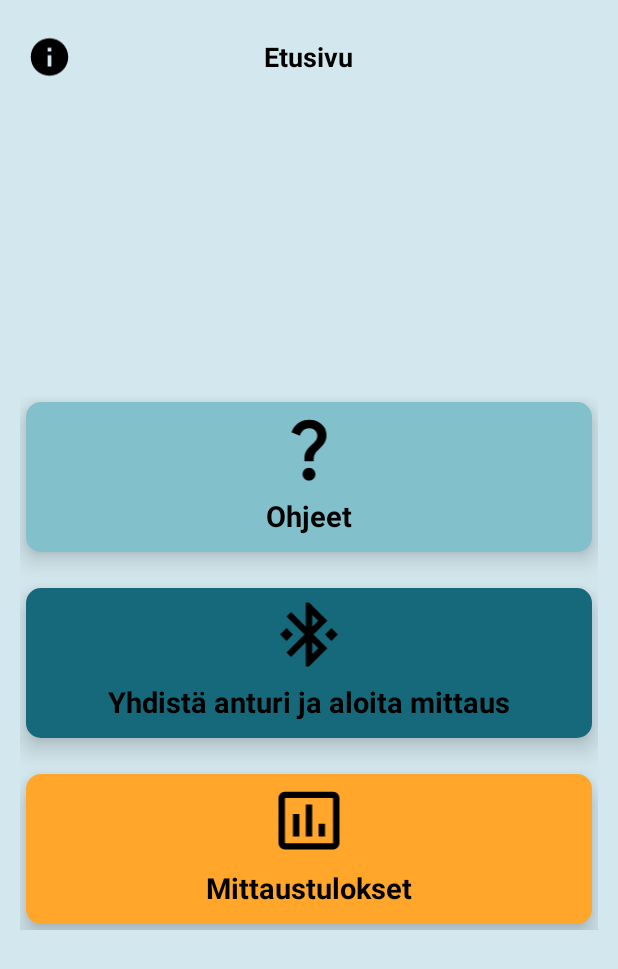
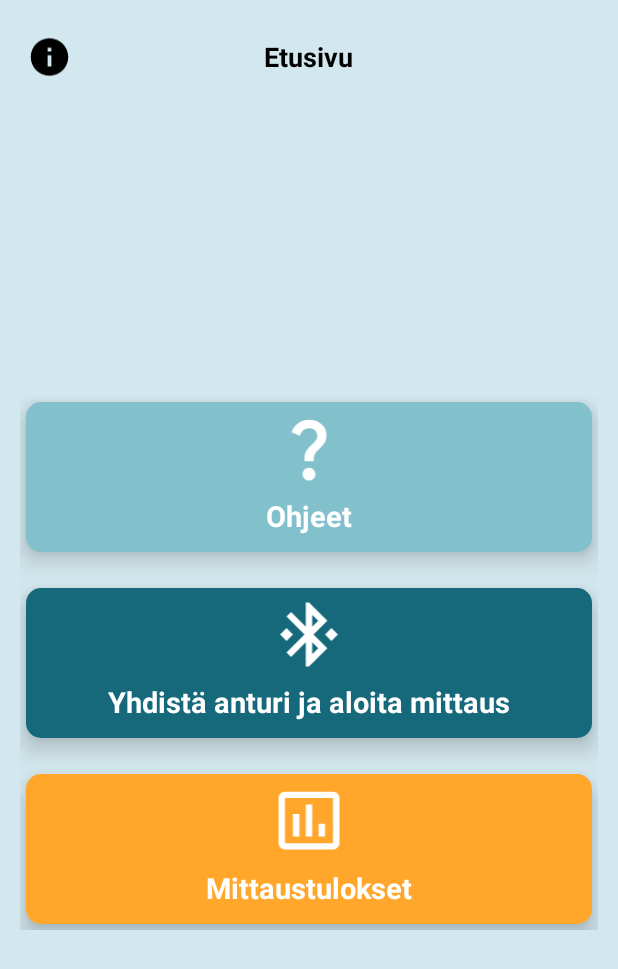
Before and after one commit to mikaelgus/scedited, an Android app: the screen it shows after launch (MainViewActivity), on a phone screen of 412 x 824 dp. Shown: the top 969 px of the screen. Run offline under Robolectric (Android 15) with nearby library versions, the phone set to English and light mode, and no system bars; our stand-ins replace ButterKnife, RxJava; libraries missing offline, so code that uses them is left out: com.movesense.mds, com.polidea.rxandroidble2; 4 statements that could not run were skipped.

Commit message:
MainView fix

```diff
--- a/src/main/res/drawable/baseline_bluetooth_connected_24.xml
+++ b/src/main/res/drawable/baseline_bluetooth_connected_24.xml
@@ -1,4 +1,4 @@
-<vector android:height="24dp" android:tint="#000000"
+<vector android:height="24dp" android:tint="#FFFFFF"
     android:viewportHeight="24" android:viewportWidth="24"
     android:width="24dp" xmlns:android="http://schemas.android.com/apk/res/android">
     <path android:fillColor="@android:color/white" android:pathData="M7,12l-2,-2 -2,2 2,2 2,-2zM17.71,7.71L12,2h-1v7.59L6.41,5 5,6.41 10.59,12 5,17.59 6.41,19 11,14.41L11,22h1l5.71,-5.71 -4.3,-4.29 4.3,-4.29zM13,5.83l1.88,1.88L13,9.59L13,5.83zM14.88,16.29L13,18.17v-3.76l1.88,1.88zM19,10l-2,2 2,2 2,-2 -2,-2z"/>
--- a/src/main/res/drawable/baseline_insert_chart_outlined_24.xml
+++ b/src/main/res/drawable/baseline_insert_chart_outlined_24.xml
@@ -1,4 +1,4 @@
-<vector android:height="24dp" android:tint="#000000"
+<vector android:height="24dp" android:tint="#FFFFFF"
     android:viewportHeight="24" android:viewportWidth="24"
     android:width="24dp" xmlns:android="http://schemas.android.com/apk/res/android">
     <path android:fillColor="@android:color/white" android:pathData="M9,17L7,17v-7h2v7zM13,17h-2L11,7h2v10zM17,17h-2v-4h2v4zM19.5,19.1h-15L4.5,5h15v14.1zM19.5,3h-15c-1.1,0 -2,0.9 -2,2v14c0,1.1 0.9,2 2,2h15c1.1,0 2,-0.9 2,-2L21.5,5c0,-1.1 -0.9,-2 -2,-2z"/>
--- a/src/main/res/drawable/baseline_question_mark_24.xml
+++ b/src/main/res/drawable/baseline_question_mark_24.xml
@@ -1,4 +1,4 @@
-<vector android:height="24dp" android:tint="#000000"
+<vector android:height="24dp" android:tint="#FFFFFF"
     android:viewportHeight="24" android:viewportWidth="24"
     android:width="24dp" xmlns:android="http://schemas.android.com/apk/res/android">
     <path android:fillColor="@android:color/white" android:pathData="M11.07,12.85c0.77,-1.39 2.25,-2.21 3.11,-3.44c0.91,-1.29 0.4,-3.7 -2.18,-3.7c-1.69,0 -2.52,1.28 -2.87,2.34L6.54,6.96C7.25,4.83 9.18,3 11.99,3c2.35,0 3.96,1.07 4.78,2.41c0.7,1.15 1.11,3.3 0.03,4.9c-1.2,1.77 -2.35,2.31 -2.97,3.45c-0.25,0.46 -0.35,0.76 -0.35,2.24h-2.89C10.58,15.22 10.46,13.95 11.07,12.85zM14,20c0,1.1 -0.9,2 -2,2s-2,-0.9 -2,-2c0,-1.1 0.9,-2 2,-2S14,18.9 14,20z"/>
--- a/src/main/res/layout/activity_main_view.xml
+++ b/src/main/res/layout/activity_main_view.xml
@@ -74,7 +74,7 @@
                     android:gravity="center"
                     android:padding="6dp"
                     android:text="@string/Ohjeet"
-                    android:textColor="@android:color/black"
+                    android:textColor="@android:color/white"
                     android:textSize="19sp"
                     android:textStyle="bold" />
             </RelativeLayout>
@@ -109,7 +109,7 @@
                     android:gravity="center"
                     android:padding="6dp"
                     android:text="Yhdistä anturi ja aloita mittaus"
-                    android:textColor="@android:color/black"
+                    android:textColor="@android:color/white"
                     android:textSize="19sp"
                     android:textStyle="bold" />
             </RelativeLayout>
@@ -141,7 +141,7 @@
                     android:gravity="center"
                     android:padding="6dp"
                     android:text="@string/mittaustulokset"
-                    android:textColor="@android:color/black"
+                    android:textColor="@android:color/white"
                     android:textSize="19sp"
                     android:textStyle="bold" />
             </RelativeLayout>
```
